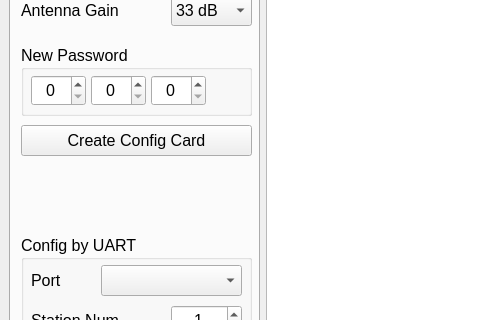
Above: design.ui from sportiduino/SportiduinoPQ before the change; both pictures show x 0 to 480 and y 288 to 608 of the 703 by 703 pixel window. Below: the same form after it.
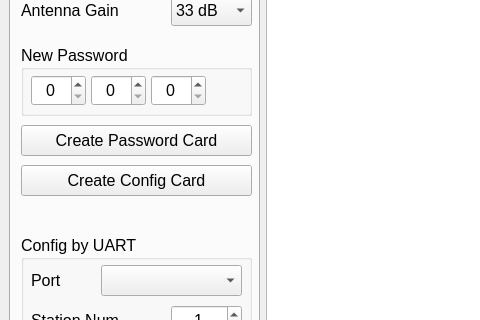
That is the form after the change. The open tabs and pages were chosen to show the change.

Commit message: Password master card

Patch:
```diff
--- a/design.ui
+++ b/design.ui
@@ -889,7 +889,7 @@
             <property name="geometry">
              <rect>
               <x>10</x>
-              <y>340</y>
+              <y>380</y>
               <width>231</width>
               <height>31</height>
              </rect>
@@ -1233,6 +1233,22 @@
              <string>AutoSleep</string>
             </property>
            </widget>
+           <widget class="QPushButton" name="PasswordCard">
+            <property name="geometry">
+             <rect>
+              <x>10</x>
+              <y>340</y>
+              <width>231</width>
+              <height>31</height>
+             </rect>
+            </property>
+            <property name="toolTip">
+             <string>Creates the master card to write password to a base station</string>
+            </property>
+            <property name="text">
+             <string>Create Password Card</string>
+            </property>
+           </widget>
           </widget>
           <widget class="QWidget" name="tab_4">
            <attribute name="title">
```
Left out of the diff: 12 changed lines with no effect on the pictures. The commit also changes 5 other files.
